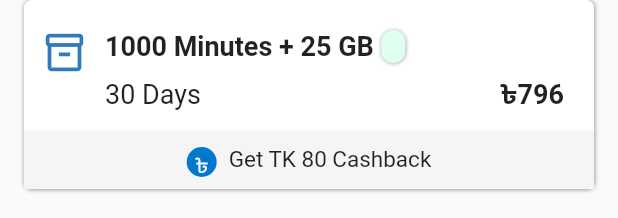
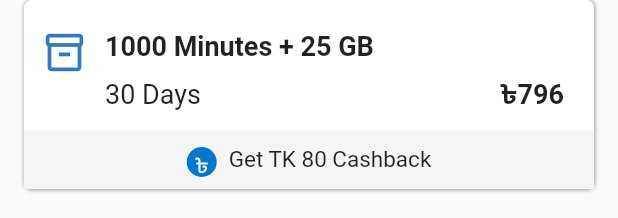
Before and after one commit to mdkamrulislam-web/my_gp_app_remake, a Flutter app: the RechargeOffersPackageCard widget shown alone on an empty page, opened directly, on a phone screen of 412 x 824 dp. Shown: the top 218 px of the screen. Run offline on Flutter 3.47's test engine with Material 2 defaults, Android fonts, the phone set to English and light mode, and no system bars; our stand-ins replace font_awesome_flutter.

Commit message:
11th Commit - 16th October 2021

```diff
--- a/lib/offerpage/gptabbarbody.dart
+++ b/lib/pages/offerpage/gptabbarbody.dart
@@ -1,6 +1,7 @@
 import 'package:flutter/material.dart';
-import 'package:testing/offerpage/internet/gpinternet.dart';
-import 'package:testing/offerpage/rechargeoffers/gprechargeoffers.dart';
+import 'package:testing/pages/offerpage/rechargeoffers/gprechargeoffers.dart';
+
+import 'internet/gpinternet.dart';
 
 class GPTabBarBody extends StatelessWidget {
   const GPTabBarBody({
--- a/lib/offerpage/internet/gpinternet.dart
+++ b/lib/pages/offerpage/internet/gpinternet.dart
@@ -1,5 +1,6 @@
 import 'package:flutter/material.dart';
-import 'package:testing/offerpage/internet/internetoffercards.dart';
+
+import 'internetoffercards.dart';
 
 class GPInternet extends StatefulWidget {
   const GPInternet({Key? key}) : super(key: key);
--- a/lib/offerpage/rechargeoffers/rechargeoffercards.dart
+++ b/lib/pages/offerpage/rechargeoffers/rechargeoffercards.dart
@@ -53,6 +53,43 @@ class RechargeOffersPackageCard extends StatelessWidget {
       }
     }
 
+    List? bonusAndBonusContainerChecker() {
+      if (bonus != null) {
+        BoxDecoration bd = BoxDecoration(
+          color: Color.fromRGBO(225, 255, 240, 1),
+          borderRadius: new BorderRadius.all(Radius.elliptical(50, 50)),
+          boxShadow: const [
+            BoxShadow(
+              color: Colors.grey,
+              offset: Offset(0.25, 0.25), //(x,y)
+              blurRadius: 1.5, // spreadRadius: 1.0, //extend the shadow
+            )
+          ],
+        );
+        TextStyle ts = TextStyle(
+            fontWeight: FontWeight.w600, fontSize: 12, color: Colors.black);
+        return [bd, ts];
+      } else if (bonus == null) {
+        BoxDecoration bd = BoxDecoration(
+          borderRadius: BorderRadius.circular(0),
+          color: Colors.white,
+          boxShadow: const [
+            BoxShadow(
+              color: Colors.white,
+              offset: Offset(0, 0), //(x,y)
+              blurRadius: 0, // spreadRadius: 1.0, //extend the shadow
+            )
+          ],
+        );
+        TextStyle ts = TextStyle(
+          fontWeight: FontWeight.w600,
+          fontSize: 12,
+          color: Colors.white,
+        );
+        return [bd, ts];
+      }
+    }
+
     // '$minute Minutes + $net'
     return Column(
       children: [
@@ -85,7 +122,7 @@ class RechargeOffersPackageCard extends StatelessWidget {
                         padding: const EdgeInsets.only(left: 12.0),
                         child: Text(
                           dataChecker()!,
-                          style: const TextStyle(
+                          style: TextStyle(
                             fontWeight: FontWeight.w600,
                             fontSize: 18,
                           ),
@@ -93,27 +130,31 @@ class RechargeOffersPackageCard extends StatelessWidget {
                       ),
                       Container(
                         margin: EdgeInsets.only(left: 5),
-                        decoration: new BoxDecoration(
-                          color: Color.fromRGBO(225, 255, 240, 1),
-                          borderRadius:
-                              new BorderRadius.all(Radius.elliptical(50, 50)),
-                          boxShadow: const [
-                            BoxShadow(
-                              color: Colors.grey,
-                              offset: Offset(0.25, 0.25), //(x,y)
-                              blurRadius:
-                                  1.5, // spreadRadius: 1.0, //extend the shadow
-                            )
-                          ],
-                        ),
+                        decoration: bonusAndBonusContainerChecker()![0],
+                        // BoxDecoration(
+                        //   color: Color.fromRGBO(225, 255, 240, 1),
+                        //   borderRadius:
+                        //       new BorderRadius.all(Radius.elliptical(50, 50)),
+                        //   boxShadow: const [
+                        //     BoxShadow(
+                        //       color: Colors.grey,
+                        //       offset: Offset(0.25, 0.25), //(x,y)
+                        //       blurRadius:
+                        //           1.5, // spreadRadius: 1.0, //extend the shadow
+                        //     )
+                        //   ],
+                        // ),
                         child: Center(
                           child: Padding(
                             padding: const EdgeInsets.only(
                                 top: 4.0, bottom: 4.0, left: 8, right: 8),
                             child: Text(
                               bonusChecker()!,
-                              style: TextStyle(
-                                  fontWeight: FontWeight.w600, fontSize: 12),
+                              style: bonusAndBonusContainerChecker()![1],
+                              // TextStyle(
+                              //     fontWeight: FontWeight.w600,
+                              //     fontSize: 12,
+                              //     color: Colors.black),
                             ),
                           ),
                         ),
--- a/lib/pages/offers.dart
+++ b/lib/pages/offers.dart
@@ -1,8 +1,7 @@
 import 'package:flutter/material.dart';
 import 'package:font_awesome_flutter/font_awesome_flutter.dart';
-
-import '../offerpage/gptabbar.dart';
-import '../offerpage/gptabbarbody.dart';
+import 'offerpage/gptabbar.dart';
+import 'offerpage/gptabbarbody.dart';
 
 class Offers extends StatefulWidget {
   const Offers({Key? key}) : super(key: key);
```
Also changed, not shown: lib/pages/offerpage/gptabbar.dart (renamed from lib/offerpage/gptabbar.dart), lib/pages/offerpage/internet/internetoffercards.dart (renamed from lib/offerpage/internet/internetoffercards.dart), lib/pages/offerpage/rechargeoffers/gprechargeoffers.dart (renamed from lib/offerpage/rechargeoffers/gprechargeoffers.dart).
